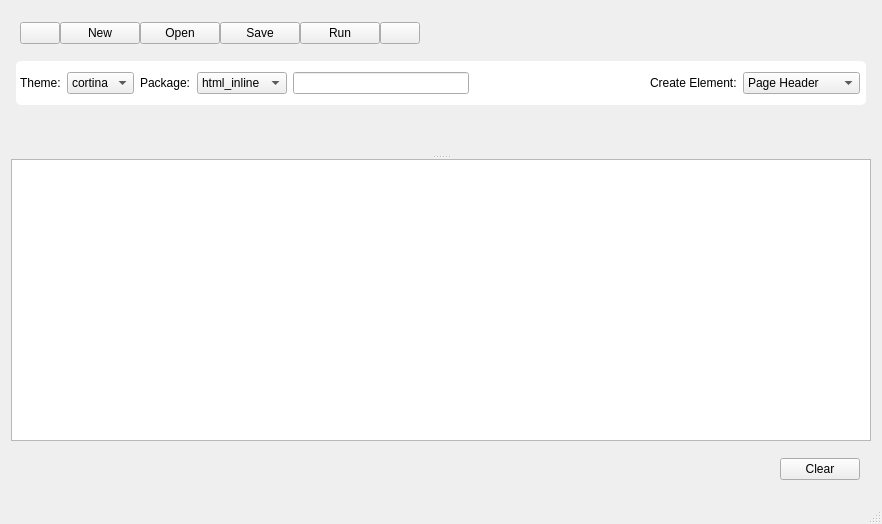
Qt form src/ide/shortify/mainwindow.ui (bradfordelliott/shorte) before a commit.
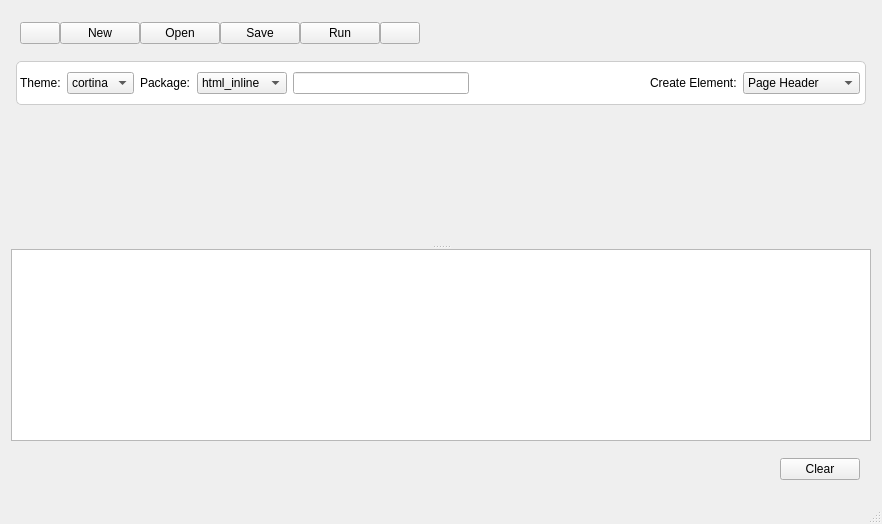
The same form after that commit. Custom widgets are drawn as their Qt base class.

The edit to the form file:
```diff
--- a/src/ide/shortify/mainwindow.ui
+++ b/src/ide/shortify/mainwindow.ui
@@ -117,6 +117,7 @@
 {
      background-color:white;
     border-radius:5px;
+    border:1px solid #ccc;
     margin-left:5px;
    margin-right:5px;
 }</string>
@@ -260,6 +261,12 @@
        <enum>Qt::Vertical</enum>
       </property>
       <widget class="WidgetEditor" name="widget" native="true">
+       <property name="sizePolicy">
+        <sizepolicy hsizetype="Expanding" vsizetype="Expanding">
+         <horstretch>0</horstretch>
+         <verstretch>1</verstretch>
+        </sizepolicy>
+       </property>
        <property name="minimumSize">
         <size>
          <width>300</width>
@@ -267,7 +274,14 @@
         </size>
        </property>
       </widget>
-      <widget class="QPlainTextEdit" name="m_log_window"/>
+      <widget class="QPlainTextEdit" name="m_log_window">
+       <property name="sizePolicy">
+        <sizepolicy hsizetype="Expanding" vsizetype="Expanding">
+         <horstretch>0</horstretch>
+         <verstretch>0</verstretch>
+        </sizepolicy>
+       </property>
+      </widget>
      </widget>
     </item>
     <item>
```
